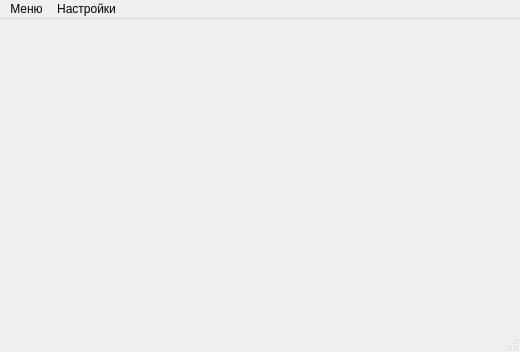
The window that MSG_Client/ClientMainWindow.ui (KillerOfFriend/MSG) describes before a commit, drawn with Qt 5.
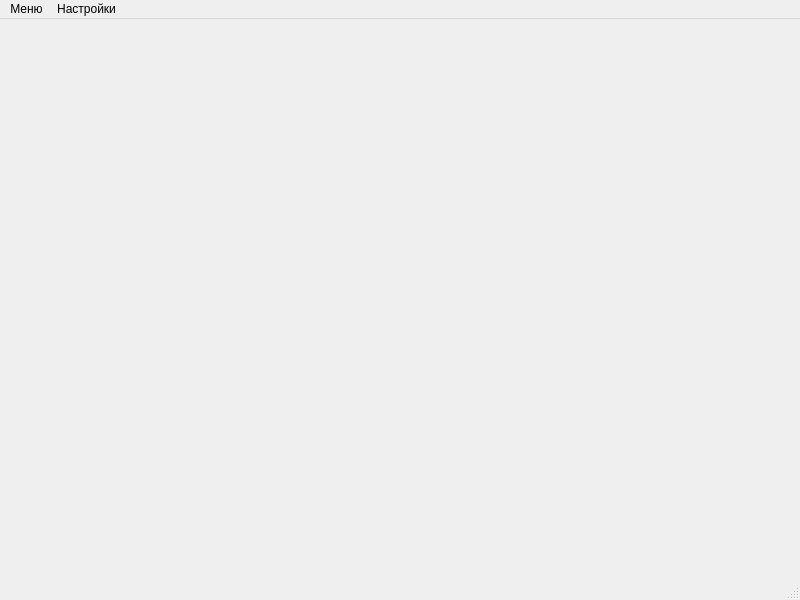
The same window after the commit.

Diff of the .ui file:
```diff
--- a/MSG_Client/ClientMainWindow.ui
+++ b/MSG_Client/ClientMainWindow.ui
@@ -6,8 +6,8 @@
    <rect>
     <x>0</x>
     <y>0</y>
-    <width>520</width>
-    <height>352</height>
+    <width>800</width>
+    <height>600</height>
    </rect>
   </property>
   <property name="windowTitle">
@@ -19,7 +19,7 @@
     <rect>
      <x>0</x>
      <y>0</y>
-     <width>520</width>
+     <width>800</width>
      <height>23</height>
     </rect>
    </property>
```
